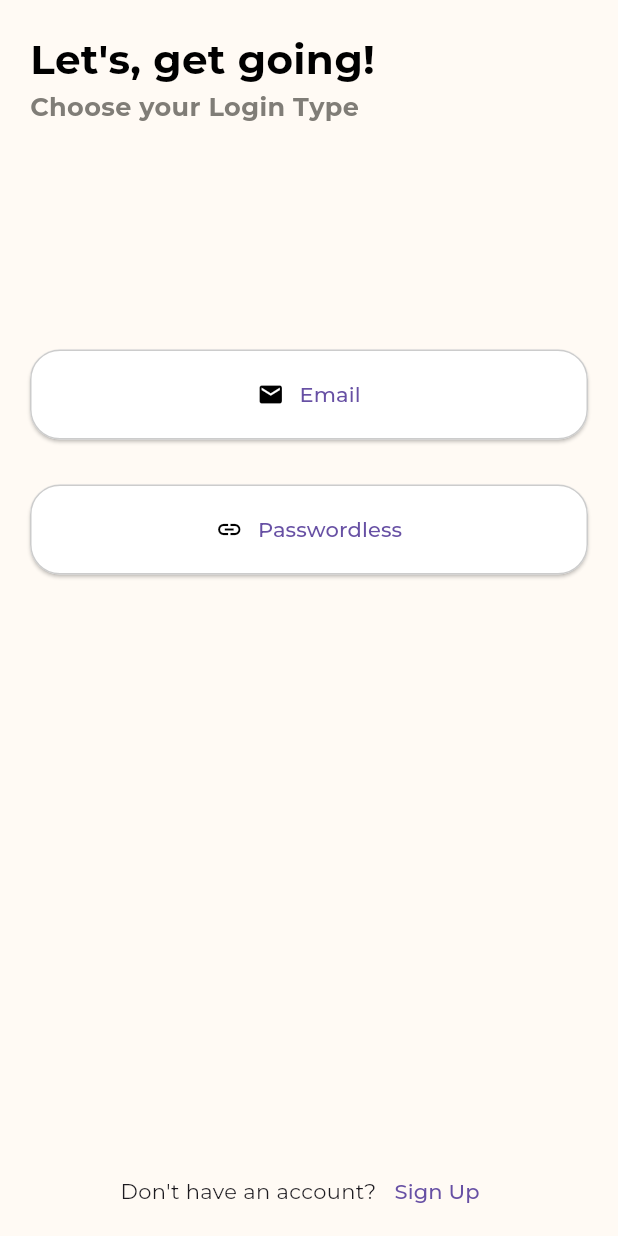
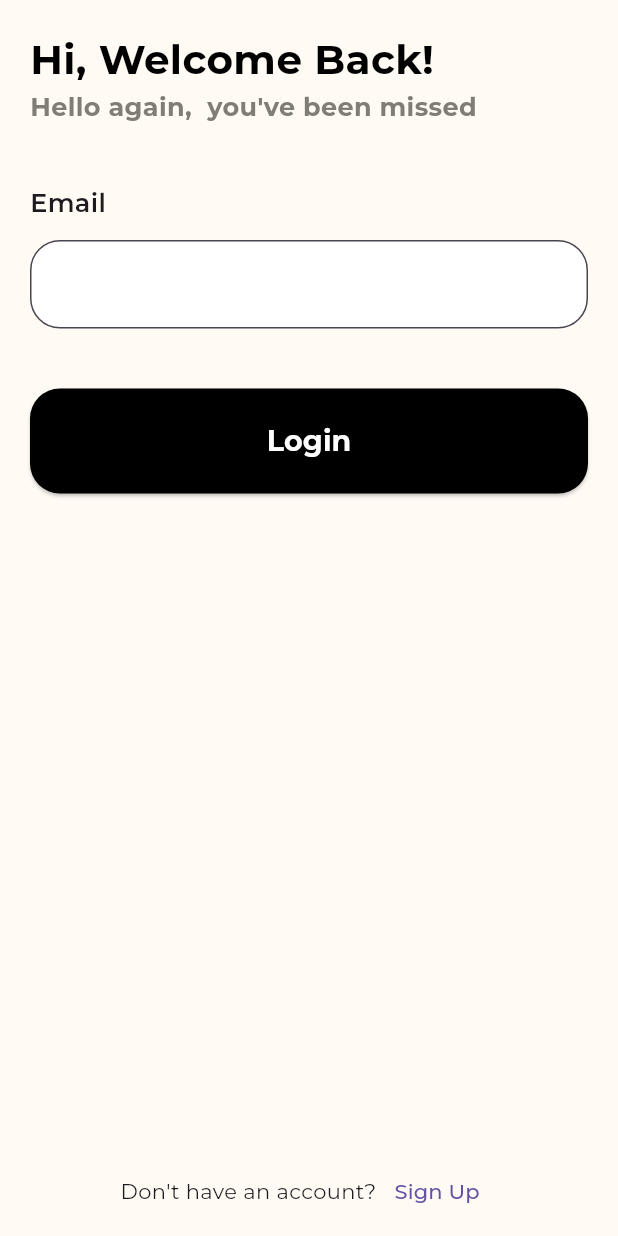
Before and after one commit to coderrrrr2/We_Chat, a Flutter app: the screen it shows after launch, after a tap on "Passwordless", on a phone screen of 412 x 824 dp. Run offline on Flutter 3.47's test engine with Material 3 defaults, Android fonts, the light colour scheme and no system bars; our stand-ins replace cloud_firestore, dash_chat_2, delightful_toast, firebase_auth, firebase_core, firebase_storage and 4 more; accounts and stored records are empty.

Commit message:
working on passwordless login

```diff
--- a/lib/core/theme_data.dart
+++ b/lib/core/theme_data.dart
@@ -10,7 +10,7 @@ ThemeData lightTheme() {
     appBarTheme: AppBarTheme(
       backgroundColor: scaffoldBackGroundColor,
       titleTextStyle: GoogleFonts.montserrat(
-        textStyle: const TextStyle(color: Colors.white, fontSize: 20),
+        textStyle: const TextStyle(color: Colors.black, fontSize: 20),
       ),
     ),
   );
--- a/lib/features/auth/presentation/routes/pages.dart
+++ b/lib/features/auth/presentation/routes/pages.dart
@@ -1,10 +1,16 @@
 import 'package:get/route_manager.dart';
 import 'package:practice_chat_app/features/auth/presentation/routes/routes.dart';
 import 'package:practice_chat_app/features/auth/presentation/view/choose_login_type_view.dart';
-import 'package:practice_chat_app/features/auth/presentation/view/login_view.dart';
+import 'package:practice_chat_app/features/auth/presentation/view/email_and_password_login.dart';
+import 'package:practice_chat_app/features/auth/presentation/view/paswordless_login.dart';
 import 'package:practice_chat_app/features/auth/presentation/view/register_view.dart';
 
 List<GetPage> authPages = [
+  GetPage(
+      name: AuthRoutes.passwordLessLogin,
+      page: () => const PaswordlessLoginView(),
+      transition: Transition.native,
+      transitionDuration: const Duration(milliseconds: 500)),
   GetPage(
       name: AuthRoutes.loginWithEmailAndPassword,
       page: () => const LogInWithEmailAndPasswordView(),
--- a/lib/features/auth/presentation/routes/routes.dart
+++ b/lib/features/auth/presentation/routes/routes.dart
@@ -1,6 +1,7 @@
 class AuthRoutes {
   static const String loginWithEmailAndPassword =
       '/loginWithEmailAndPasswordView';
+  static const String passwordLessLogin = '/passwordLessLoginView';
   static const String register = '/registerView';
   static const String forgotPassword = '/forgot-passwordView';
   static const String resetPassword = '/reset-passwordView';
--- a/lib/features/auth/presentation/view/choose_login_type_view.dart
+++ b/lib/features/auth/presentation/view/choose_login_type_view.dart
@@ -16,8 +16,7 @@ class ChooseLoginTypeView extends StatefulWidget {
 class _ChooseLoginTypeViewState extends State<ChooseLoginTypeView> {
   @override
   Widget build(BuildContext context) {
-    return Scaffold(
-      body: AppColumn(
+    return AppColumn(
       children: [
         const LeadingText(text: "Let's, get going!"),
         const TrailingText(text: "Choose your Login Type"),
@@ -26,7 +25,9 @@ class _ChooseLoginTypeViewState extends State<ChooseLoginTypeView> {
           AppNavigator.pushRoute(AuthRoutes.loginWithEmailAndPassword);
         }, 'Email', Icons.email),
         addHeight(30),
-          _buildLoginButton(() {}, 'Passwordless', Icons.link),
+        _buildLoginButton(() {
+          AppNavigator.pushRoute(AuthRoutes.passwordLessLogin);
+        }, 'Passwordless', Icons.link),
         const Spacer(),
         Row(
           mainAxisAlignment: MainAxisAlignment.center,
@@ -42,7 +43,6 @@ class _ChooseLoginTypeViewState extends State<ChooseLoginTypeView> {
           ],
         ),
       ],
-      ),
     );
   }
 
--- /dev/null
+++ b/lib/features/auth/presentation/view/paswordless_login.dart
@@ -0,0 +1,90 @@
+import 'dart:developer';
+
+import 'package:flutter/material.dart';
+import 'package:practice_chat_app/core/app_validator.dart';
+import 'package:practice_chat_app/features/auth/presentation/routes/routes.dart';
+import 'package:practice_chat_app/features/auth/viewmodel/auth_provider.dart';
+import 'package:practice_chat_app/features/home/presentation/routes/routes.dart';
+import 'package:practice_chat_app/features/navigation/app_navigator.dart';
+import 'package:practice_chat_app/shared/utils/app_alert.dart';
+import 'package:practice_chat_app/shared/widgets/app_button.dart';
+import 'package:practice_chat_app/shared/widgets/app_column.dart';
+import 'package:practice_chat_app/shared/widgets/app_textfield.dart';
+import 'package:practice_chat_app/shared/shared_widgets.dart';
+import 'package:practice_chat_app/shared/utils/text.dart';
+import 'package:provider/provider.dart';
+
+class PaswordlessLoginView extends StatefulWidget {
+  const PaswordlessLoginView({super.key});
+
+  @override
+  State<PaswordlessLoginView> createState() => _PaswordlessLoginViewState();
+}
+
+class _PaswordlessLoginViewState extends State<PaswordlessLoginView> {
+  final TextEditingController emailController = TextEditingController();
+  final formKey = GlobalKey<FormState>();
+
+  @override
+  void dispose() {
+    emailController.dispose();
+    super.dispose();
+  }
+
+  @override
+  Widget build(BuildContext context) {
+    return Consumer<AuthProvider>(
+      builder: (_, vm, __) => Form(
+        key: formKey,
+        child: AppColumn(
+          isLoading: vm.isLoading,
+          children: [
+            const LeadingText(text: "Hi, Welcome Back!"),
+            const TrailingText(text: "Hello again,  you've been missed"),
+            addHeight(30),
+            AppTextField(
+              controller: emailController,
+              header: 'Email',
+              validator: (p0) {
+                return AppValidator.validateEmail(p0);
+              },
+            ),
+            addHeight(30),
+            AppButton(
+                onPressed: () {
+                  if (formKey.currentState!.validate()) {
+                    vm
+                        .passwordLessLogin(
+                      emailController.text,
+                    )
+                        .then((value) {
+                      if (value) {
+                        log("login is succesful");
+                        AppNavigator.replaceAllRoutes(HomeRoutes.baseView);
+                      } else {
+                        AppAlert.showToast(context, message: vm.errorMessage);
+                      }
+                    });
+                  }
+                },
+                text: 'Login'),
+            const Spacer(),
+            Row(
+              mainAxisAlignment: MainAxisAlignment.center,
+              children: [
+                const Text('Don\'t have an account?'),
+                TextButton(
+                  onPressed: () {
+                    AppNavigator.pushRoute(AuthRoutes.register);
+                  },
+                  child: const Text('Sign Up'),
+                ),
+                addHeight(60),
+              ],
+            ),
+          ],
+        ),
+      ),
+    );
+  }
+}
--- a/lib/features/auth/presentation/view/register_view.dart
+++ b/lib/features/auth/presentation/view/register_view.dart
@@ -44,9 +44,7 @@ class _RegisterViewState extends State<RegisterView> {
   @override
   Widget build(BuildContext context) {
     return Consumer<AuthProvider>(
-      builder: (_, vm, __) => Scaffold(
-        resizeToAvoidBottomInset: false,
-        body: Form(
+      builder: (_, vm, __) => Form(
         key: formKey,
         child: AppColumn(
           isLoading: vm.isLoading,
@@ -139,7 +137,6 @@ class _RegisterViewState extends State<RegisterView> {
           ],
         ),
       ),
-      ),
     );
   }
 
--- a/lib/features/home/presentation/view/chat_page.dart
+++ b/lib/features/home/presentation/view/chat_page.dart
@@ -50,7 +50,7 @@ class _ChatPageState extends State<ChatPage> {
           stream: chatService.getMessages(currentUser!.id, otherUser!.id),
           builder: (context, snapshot) {
             if (snapshot.connectionState == ConnectionState.waiting) {
-              return CircularProgressIndicator.adaptive();
+              return const CircularProgressIndicator.adaptive();
             }
             if (snapshot.hasData) {
               Chat? chat = snapshot.data.data();
--- a/lib/shared/utils/app_alert.dart
+++ b/lib/shared/utils/app_alert.dart
@@ -19,7 +19,10 @@ class AppAlert {
               size: 28,
               color: blackColor,
             ),
-            title: Text(message));
+            title: Text(
+              message,
+              style: const TextStyle(color: blackColor),
+            ));
       },
     ).show(context);
   }
--- a/lib/shared/utils/app_color.dart
+++ b/lib/shared/utils/app_color.dart
@@ -4,6 +4,8 @@ const blackColor = Colors.black;
 const whiteColor = Colors.white;
 
 const scaffoldBackGroundColor = Color.fromRGBO(255, 250, 244, 1);
+
+const bottomNavBarColor = Color.fromRGBO(233, 228, 221, 1);
 
 const primaryColor = Color.fromRGBO(252, 243, 203, 1.0);
 
--- a/lib/shared/widgets/app_column.dart
+++ b/lib/shared/widgets/app_column.dart
@@ -3,6 +3,8 @@ import 'package:practice_chat_app/shared/utils/app_color.dart';
 
 class AppColumn extends StatefulWidget {
   final bool isScrollable;
+  final bool resizeToAvoidBottomInset;
+
   final bool isLoading;
   final EdgeInsetsGeometry? padding;
   final List<Widget> children;
@@ -12,6 +14,7 @@ class AppColumn extends StatefulWidget {
     this.isScrollable = false,
     required this.children,
     this.isLoading = false,
+    this.resizeToAvoidBottomInset = true,
     this.padding,
   });
 
@@ -34,7 +37,9 @@ class _AppColumnState extends State<AppColumn> {
         children: [
           // Main content
           widget.isScrollable
-              ? SafeArea(
+              ? Scaffold(
+                  resizeToAvoidBottomInset: widget.resizeToAvoidBottomInset,
+                  body: SafeArea(
                     child: SingleChildScrollView(
                       physics: const BouncingScrollPhysics(),
                       padding: widget.padding ??
@@ -45,8 +50,11 @@ class _AppColumnState extends State<AppColumn> {
                         children: widget.children,
                       ),
                     ),
+                  ),
                 )
-              : SafeArea(
+              : Scaffold(
+                  resizeToAvoidBottomInset: widget.resizeToAvoidBottomInset,
+                  body: SafeArea(
                     child: Padding(
                       padding: widget.padding ??
                           const EdgeInsets.symmetric(horizontal: 20)
@@ -54,6 +62,7 @@ class _AppColumnState extends State<AppColumn> {
                       child: Column(
                         crossAxisAlignment: CrossAxisAlignment.start,
                         children: widget.children,
+                      ),
                     ),
                   ),
                 ),
```
Also changed, not shown: lib/core/services/auth_service.dart (+23 -1 lines), lib/features/auth/presentation/view/email_and_password_login.dart (added, +100 -0 lines), lib/features/auth/presentation/view/login_view.dart (deleted, +0 -104 lines), lib/features/auth/viewmodel/auth_provider.dart (+33 -2 lines). Lines whose indentation alone changed are shown as unchanged.
